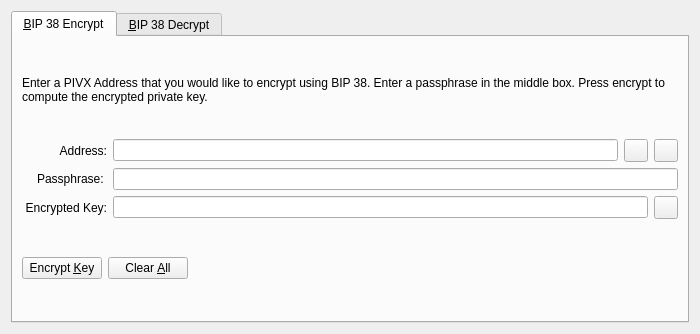
Qt form src/qt/forms/bip38tooldialog.ui (binarysculptor/wallet) before a commit.
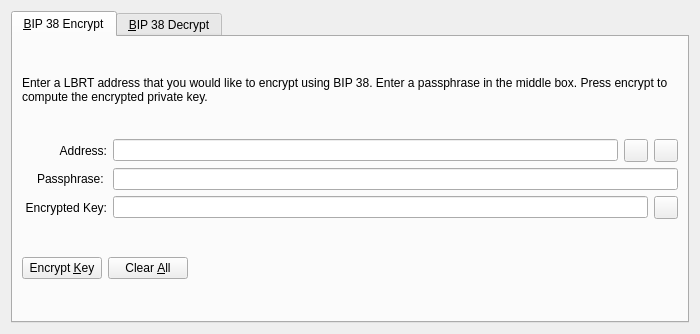
The same form after that commit. The open tabs and pages were chosen to show the change. Icons and pictures are not drawn. Custom widgets are drawn as their Qt base class.

Patch:
```diff
--- a/src/qt/forms/bip38tooldialog.ui
+++ b/src/qt/forms/bip38tooldialog.ui
@@ -30,7 +30,7 @@
        <item>
         <widget class="QLabel" name="infoLabel_ENC">
          <property name="text">
-          <string>Enter a PIVX Address that you would like to encrypt using BIP 38. Enter a passphrase in the middle box. Press encrypt to compute the encrypted private key.</string>
+          <string>Enter a LBRT address that you would like to encrypt using BIP 38. Enter a passphrase in the middle box. Press encrypt to compute the encrypted private key.</string>
          </property>
          <property name="textFormat">
           <enum>Qt::PlainText</enum>
```
Left out of the diff: 22 changed lines with no effect on the pictures.
